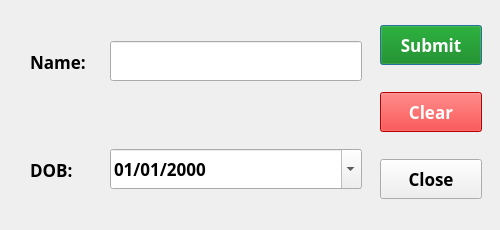
This is UI/uifiles/addmembers.ui in ayushr01/Library-Management-System as Qt 5 draws it before an edit. The edited form follows.
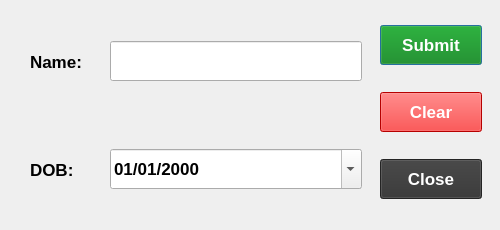
This is the edited form.

What changed in the file:
```diff
--- a/UI/uifiles/addmembers.ui
+++ b/UI/uifiles/addmembers.ui
@@ -30,9 +30,7 @@
   </property>
   <property name="font">
    <font>
-    <family>Trebuchet MS</family>
     <pointsize>13</pointsize>
-    <weight>75</weight>
     <bold>true</bold>
    </font>
   </property>
@@ -50,9 +48,7 @@
    </property>
    <property name="font">
     <font>
-     <family>Trebuchet MS</family>
      <pointsize>13</pointsize>
-     <weight>50</weight>
      <bold>false</bold>
     </font>
    </property>
@@ -61,9 +57,7 @@
      <widget class="QLabel" name="namefield">
       <property name="font">
        <font>
-        <family>Trebuchet MS</family>
         <pointsize>13</pointsize>
-        <weight>75</weight>
         <bold>true</bold>
        </font>
       </property>
@@ -76,9 +70,7 @@
      <widget class="QLabel" name="datefield">
       <property name="font">
        <font>
-        <family>Trebuchet MS</family>
         <pointsize>13</pointsize>
-        <weight>75</weight>
         <bold>true</bold>
        </font>
       </property>
@@ -100,9 +92,7 @@
    </property>
    <property name="font">
     <font>
-     <family>Trebuchet MS</family>
      <pointsize>13</pointsize>
-     <weight>75</weight>
      <bold>true</bold>
     </font>
    </property>
@@ -126,9 +116,7 @@
       </property>
       <property name="font">
        <font>
-        <family>Trebuchet MS</family>
         <pointsize>13</pointsize>
-        <weight>75</weight>
         <bold>true</bold>
        </font>
       </property>
@@ -151,9 +139,7 @@
       </property>
       <property name="font">
        <font>
-        <family>Trebuchet MS</family>
         <pointsize>13</pointsize>
-        <weight>75</weight>
         <bold>true</bold>
        </font>
       </property>
@@ -176,14 +162,13 @@
       </property>
       <property name="font">
        <font>
-        <family>Trebuchet MS</family>
         <pointsize>13</pointsize>
-        <weight>75</weight>
         <bold>true</bold>
        </font>
       </property>
       <property name="styleSheet">
-       <string notr="true"/>
+       <string notr="true">background-color: #333333;
+color: white;</string>
       </property>
       <property name="text">
        <string>Close</string>
@@ -227,9 +212,7 @@
    </property>
    <property name="font">
     <font>
-     <family>Trebuchet MS</family>
      <pointsize>13</pointsize>
-     <weight>75</weight>
      <bold>true</bold>
     </font>
    </property>
@@ -268,9 +251,7 @@
       </property>
       <property name="font">
        <font>
-        <family>Trebuchet MS</family>
         <pointsize>13</pointsize>
-        <weight>75</weight>
         <bold>true</bold>
        </font>
       </property>
```
Left out of the diff: 4 changed lines with no effect on the pictures.
